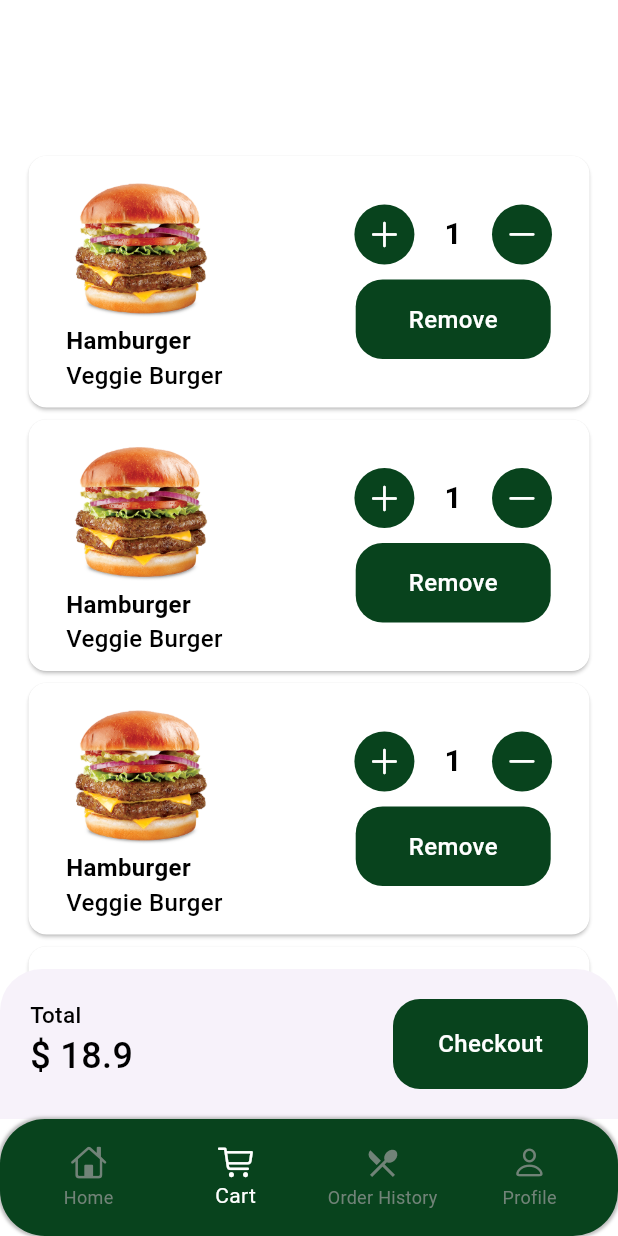
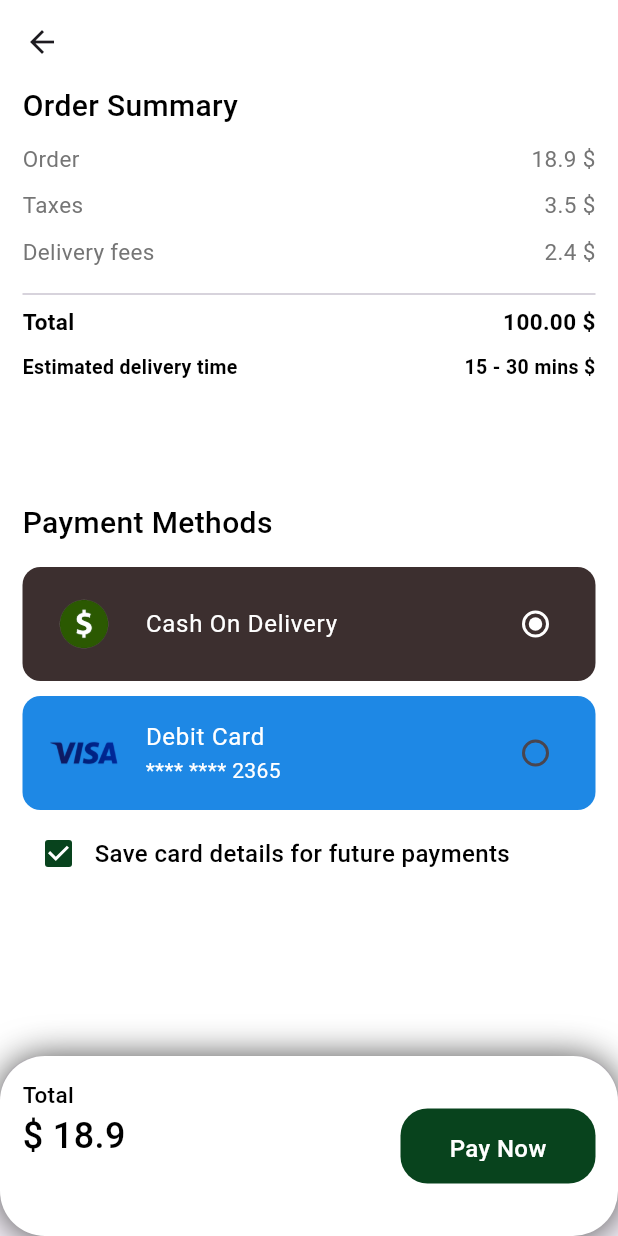
Before and after one commit to salahswidan/hungry, a Flutter app: the screen it shows after launch, item 2 of the bottom bar chosen, after a tap on "Checkout", on a phone screen of 412 x 824 dp. Run offline on Flutter 3.47's test engine with Material 3 defaults, Android fonts, the phone set to English and light mode, and no system bars; our stand-ins replace flutter_svg, gap.

Commit message:
Add checkout functionality and payment options; implement CheckoutView and CheckoutDetailsWidget

```diff
--- a/lib/features/cart/view/cart_view.dart
+++ b/lib/features/cart/view/cart_view.dart
@@ -1,5 +1,6 @@
 import 'package:flutter/material.dart';
 import 'package:hungry/features/cart/widget/cart_item.dart';
+import 'package:hungry/features/checkout/view/checkout_view.dart';
 import 'package:hungry/shared/custom_button.dart';
 import 'package:hungry/shared/custom_text.dart';
 
@@ -79,7 +80,15 @@ class _CartViewState extends State<CartView> {
                 CustomText(text: "\$ 18.9", size: 24),
               ],
             ),
-            CustomButton(text: "Checkout", onTap: () {}),
+            CustomButton(
+              text: "Checkout",
+              onTap: () {
+                Navigator.push(
+                  context,
+                  MaterialPageRoute(builder: (context) => CheckoutView()),
+                );
+              },
+            ),
           ],
         ),
       ),
--- /dev/null
+++ b/lib/features/checkout/view/checkout_view.dart
@@ -0,0 +1,157 @@
+import 'package:flutter/material.dart';
+import 'package:gap/gap.dart';
+import 'package:hungry/core/constants/app_colors.dart';
+import 'package:hungry/features/checkout/widget/checkout_details_widget.dart';
+import 'package:hungry/shared/custom_text.dart';
+
+import '../../../shared/custom_button.dart';
+
+class CheckoutView extends StatefulWidget {
+  const CheckoutView({super.key});
+
+  @override
+  State<CheckoutView> createState() => _CheckoutViewState();
+}
+
+class _CheckoutViewState extends State<CheckoutView> {
+  String selectedMethod = 'Cash';
+  @override
+  Widget build(BuildContext context) {
+    return Scaffold(
+      appBar: AppBar(
+        backgroundColor: Colors.white,
+        leading: GestureDetector(
+          onTap: () => Navigator.pop(context),
+          child: Icon(Icons.arrow_back),
+        ),
+      ),
+      body: Padding(
+        padding: const EdgeInsets.symmetric(horizontal: 15.0),
+        child: SingleChildScrollView(
+          child: Column(
+            crossAxisAlignment: CrossAxisAlignment.start,
+            children: [
+              CustomText(
+                text: "Order Summary",
+                size: 20,
+                weight: FontWeight.w500,
+              ),
+              Gap(10),
+
+              CheckoutDetailsWidget(
+                order: "18.9",
+                taxes: "3.5",
+                fees: "2.4",
+                total: "100.00",
+              ),
+              Gap(80),
+              CustomText(
+                text: "Payment Methods",
+                size: 20,
+                weight: FontWeight.w500,
+              ),
+              Gap(15),
+              ListTile(
+                onTap: () => setState(() => selectedMethod = 'Cash'),
+                contentPadding: EdgeInsets.symmetric(
+                  vertical: 10,
+                  horizontal: 16,
+                ),
+                shape: RoundedRectangleBorder(
+                  borderRadius: BorderRadiusGeometry.circular(12),
+                ),
+                tileColor: Color(0xff3C2F2F),
+                leading: Image.asset("assets/icons/cash.png", width: 50),
+                title: Text(
+                  "Cash On Delivery",
+                  style: TextStyle(color: Colors.white),
+                ),
+                trailing: Radio<String>(
+                  value: 'Cash',
+                  activeColor: Colors.white,
+                  groupValue: selectedMethod,
+                  onChanged: (v) {
+                    setState(() {
+                      selectedMethod = v!;
+                    });
+                  },
+                ),
+              ),
+              Gap(10),
+              ListTile(
+                onTap: () => setState(() => selectedMethod = 'Visa'),
+                contentPadding: EdgeInsets.symmetric(
+                  vertical: 2,
+                  horizontal: 16,
+                ),
+                shape: RoundedRectangleBorder(
+                  borderRadius: BorderRadiusGeometry.circular(12),
+                ),
+                tileColor: Colors.blue.shade600,
+                leading: Image.asset("assets/icons/visa.png", width: 50),
+                title: Text(
+                  "Debit Card",
+                  style: TextStyle(color: Colors.white),
+                ),
+                subtitle: Text(
+                  "**** **** 2365",
+                  style: TextStyle(color: Colors.white),
+                ),
+                trailing: Radio<String>(
+                  value: 'Visa',
+                  activeColor: Colors.white,
+                  groupValue: selectedMethod,
+                  onChanged: (v) {
+                    setState(() {
+                      selectedMethod = v!;
+                    });
+                  },
+                ),
+              ),
+              Gap(5),
+              Row(
+                children: [
+                  Checkbox(
+                    value: true,
+                    onChanged: (v) {},
+                    activeColor: AppColors.primary,
+                  ),
+                  CustomText(text: "Save card details for future payments"),
+                ],
+              ),
+              Gap(200),
+            ],
+          ),
+        ),
+      ),
+      bottomSheet: Container(
+        decoration: BoxDecoration(
+          borderRadius: BorderRadius.circular(30),
+          color: Colors.white,
+          boxShadow: [
+            BoxShadow(
+              color: Colors.grey.shade800,
+              blurRadius: 20,
+              offset: Offset(0, 1),
+            ),
+          ],
+        ),
+        padding: EdgeInsets.all(15),
+        height: 120,
+        child: Row(
+          mainAxisAlignment: MainAxisAlignment.spaceBetween,
+          children: [
+            Column(
+              crossAxisAlignment: CrossAxisAlignment.start,
+              children: [
+                CustomText(text: "Total", size: 15),
+                CustomText(text: "\$ 18.9", size: 24),
+              ],
+            ),
+            CustomButton(text: "Pay Now", onTap: () {}),
+          ],
+        ),
+      ),
+    );
+  }
+}
--- /dev/null
+++ b/lib/features/checkout/widget/checkout_details_widget.dart
@@ -0,0 +1,45 @@
+import 'package:flutter/material.dart';
+import 'package:gap/gap.dart';
+import '../../../shared/custom_text.dart';
+
+class CheckoutDetailsWidget extends StatelessWidget {
+  const CheckoutDetailsWidget({super.key, required this.order, required this.taxes, required this.fees, required this.total});
+  final String order, taxes, fees, total;
+  @override
+  Widget build(BuildContext context) {
+    return Column(
+      children: [
+        checkoutWidget("Order", order, false, false),
+        Gap(10),
+        checkoutWidget("Taxes", taxes, false, false),
+        Gap(10),
+        checkoutWidget("Delivery fees", fees, false, false),
+        Gap(10),
+        Divider(),
+        checkoutWidget("Total",total, true, false),
+        Gap(10),
+        checkoutWidget("Estimated delivery time", "15 - 30 mins", true, true),
+      ],
+    );
+  }
+}
+
+Widget checkoutWidget(title, price, isBold, isSmall) {
+  return Row(
+    mainAxisAlignment: MainAxisAlignment.spaceBetween,
+    children: [
+      CustomText(
+        text: title,
+        size: isSmall ? 13 : 15,
+        weight: isBold ? FontWeight.bold : FontWeight.w400,
+        color: isBold ? Colors.black : Colors.grey.shade600,
+      ),
+      CustomText(
+        text: "${price} \$",
+        size: isSmall ? 13 : 15,
+        weight: isBold ? FontWeight.bold : FontWeight.w400,
+        color: isBold ? Colors.black : Colors.grey.shade600,
+      ),
+    ],
+  );
+}
--- a/lib/features/orderHistory/view/order_history.dart
+++ b/lib/features/orderHistory/view/order_history.dart
@@ -1,4 +1,8 @@
 import 'package:flutter/material.dart';
+import 'package:gap/gap.dart';
+import 'package:hungry/shared/custom_button.dart';
+
+import '../../../shared/custom_text.dart';
 
 class OrderHistory extends StatelessWidget {
   const OrderHistory({super.key});
@@ -6,7 +10,48 @@ class OrderHistory extends StatelessWidget {
   @override
   Widget build(BuildContext context) {
     return Scaffold(
-      body: Center(child: Text("Order History")),
+      body: Padding(
+        padding: const EdgeInsets.symmetric(horizontal: 20.0, vertical: 20),
+        child: ListView.builder(
+          padding: EdgeInsets.only(bottom: 120, top: 100),
+          itemCount: 3,
+          itemBuilder: (context, index) {
+            return Card(
+              color: Colors.white,
+              child: Padding(
+                padding: const EdgeInsets.symmetric(
+                  horizontal: 25,
+                  vertical: 10.0,
+                ),
+                child: Column(
+                  children: [
+                    Row(
+                      mainAxisAlignment: MainAxisAlignment.spaceBetween,
+                      children: [
+                        Image.asset("assets/product/p1.png", width: 100),
+
+                        Column(
+                          crossAxisAlignment: CrossAxisAlignment.start,
+                          children: [
+                            CustomText(
+                              text: "Hamburger",
+                              weight: FontWeight.bold,
+                            ),
+                            CustomText(text: "Qty :x3"),
+                            CustomText(text: "Price : 20 \$"),
+                          ],
+                        ),
+                      ],
+                    ),
+                    Gap(20),
+                    CustomButton(text: "Order Again", width: double.infinity),
+                  ],
+                ),
+              ),
+            );
+          },
+        ),
+      ),
     );
   }
 }
--- a/lib/features/product/view/product_details_view.dart
+++ b/lib/features/product/view/product_details_view.dart
@@ -1,6 +1,5 @@
 import 'package:flutter/material.dart';
 import 'package:gap/gap.dart';
-import 'package:hungry/core/constants/app_colors.dart';
 import 'package:hungry/features/product/widget/spicy_slider.dart';
 import 'package:hungry/shared/custom_button.dart';
 import 'package:hungry/shared/custom_text.dart';
--- a/lib/shared/custom_button.dart
+++ b/lib/shared/custom_button.dart
@@ -4,16 +4,18 @@ import 'package:hungry/shared/custom_text.dart';
 import '../core/constants/app_colors.dart';
 
 class CustomButton extends StatelessWidget {
-  const CustomButton({super.key, required this.text, this.onTap, this.width});
+  const CustomButton({super.key, required this.text, this.onTap, this.width, this.height});
   final String text;
   final Function()? onTap;
   final double? width;
+  final double? height;
 
   @override
   Widget build(BuildContext context) {
     return GestureDetector(
       onTap: onTap,
       child: Container(
+        height: height?? 50,
         width: width ?? 130,
         padding: EdgeInsets.symmetric(horizontal: 20, vertical: 15),
         decoration: BoxDecoration(
--- a/pubspec.yaml
+++ b/pubspec.yaml
@@ -56,6 +56,7 @@ flutter:
     - assets/product/product1.svg
     - assets/detail/
     - assets/detail/top_sandwish.png
+    - assets/icons/
   # An image asset can refer to one or more resolution-specific "variants", see
   # https://flutter.dev/to/resolution-aware-images
   # For details regarding adding assets from package dependencies, see
```
Also changed, not shown: assets/icons/cash.png (added), assets/icons/visa.png (added).
